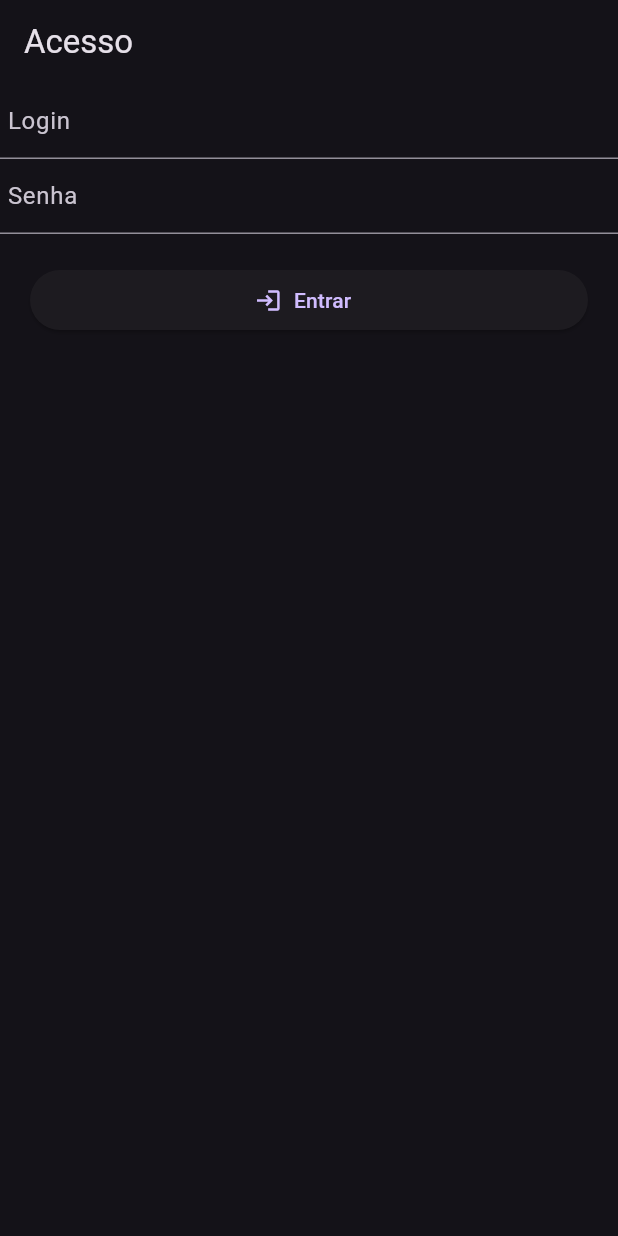
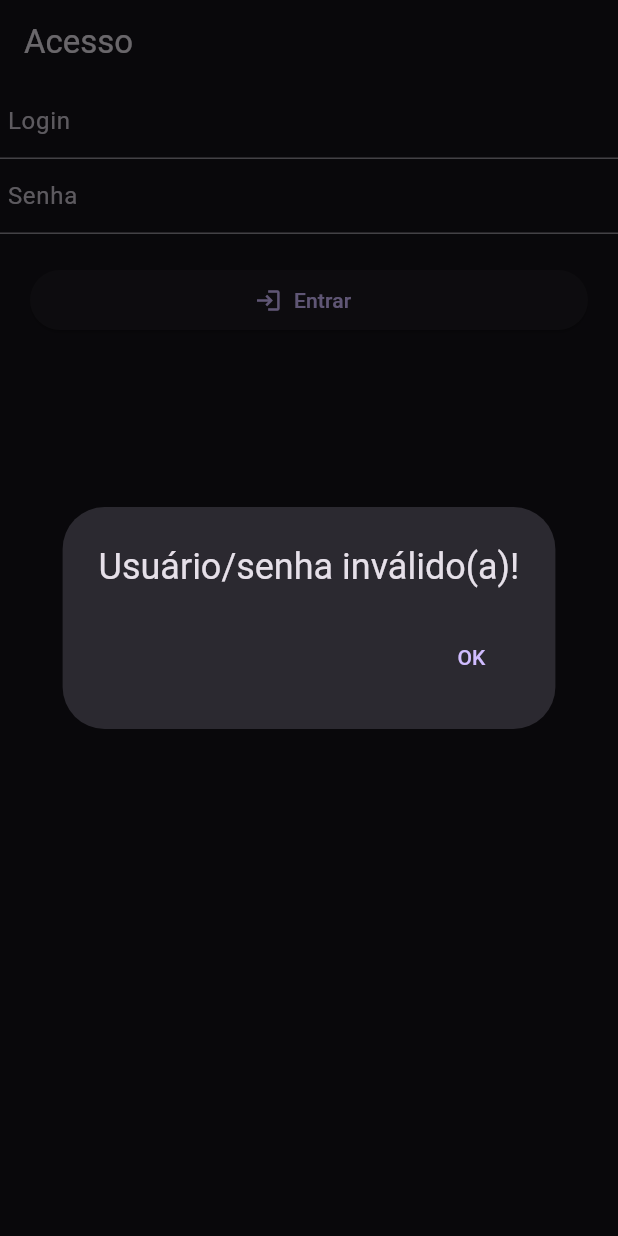
Before and after one commit to 4ndre-pire5/Mobile_Dev_Flutter, a Flutter app: the screen it shows after launch, after a tap on "Entrar", on a phone screen of 412 x 824 dp. Run offline on Flutter 3.47's test engine with Material 3 defaults, Android fonts, the phone set to English and light mode, and no system bars.

Commit message:
Navegacao e componentizacao

```diff
--- /dev/null
+++ b/lib/components/my_button.dart
@@ -0,0 +1,30 @@
+import 'package:flutter/material.dart';
+
+class MyButton extends StatefulWidget {
+  const MyButton(
+      {super.key, required this.text, required this.icon, required this.press});
+
+  final String text;
+  final IconData icon;
+  final void Function() press;
+
+  @override
+  State<MyButton> createState() => _MyButtonState();
+}
+
+class _MyButtonState extends State<MyButton> {
+  @override
+  Widget build(BuildContext context) {
+    return Padding(
+      padding: const EdgeInsets.all(20),
+      child: SizedBox(
+        width: double.infinity,
+        child: ElevatedButton.icon(
+          icon: Icon(widget.icon),
+          label: Text(widget.text),
+          onPressed: widget.press,
+        ),
+      ),
+    );
+  }
+}
--- /dev/null
+++ b/lib/components/my_input.dart
@@ -0,0 +1,34 @@
+import 'package:flutter/material.dart';
+
+class MyInput extends StatefulWidget {
+  const MyInput(
+      {super.key,
+      required this.text,
+      required this.change,
+      this.isObscure = false});
+
+  final String text;
+  final Function(String) change;
+  final bool isObscure;
+
+  @override
+  State<MyInput> createState() => _MyInputState();
+}
+
+class _MyInputState extends State<MyInput> {
+  @override
+  Widget build(BuildContext context) {
+    return TextFormField(
+      obscureText: widget.isObscure,
+      autocorrect: false,
+      enableSuggestions: false,
+      decoration: InputDecoration(
+        contentPadding:
+            const EdgeInsets.only(left: 5, top: 5, right: 5, bottom: 5),
+        border: const UnderlineInputBorder(),
+        labelText: widget.text,
+      ),
+      onChanged: widget.change,
+    );
+  }
+}
--- a/lib/main.dart
+++ b/lib/main.dart
@@ -1,5 +1,4 @@
 import 'package:flutter/material.dart';
-import 'package:mobile_dev_flutter/pages/home.dart';
 import 'package:mobile_dev_flutter/pages/login.dart';
 
 void main() {
--- a/lib/pages/login.dart
+++ b/lib/pages/login.dart
@@ -1,5 +1,8 @@
 import 'package:flutter/material.dart';
+import 'package:mobile_dev_flutter/components/my_button.dart';
+import 'package:mobile_dev_flutter/components/my_input.dart';
 import 'package:mobile_dev_flutter/pages/home.dart';
+import 'package:mobile_dev_flutter/pages/util.dart';
 
 class LoginPage extends StatefulWidget {
   const LoginPage({super.key});
@@ -29,40 +32,15 @@ class _LoginPageState extends State<LoginPage> {
           child: Column(
         mainAxisAlignment: MainAxisAlignment.start,
         children: [
-          TextFormField(
-            autocorrect: false,
-            enableSuggestions: false,
-            decoration: const InputDecoration(
-              contentPadding:
-                  EdgeInsets.only(left: 5, top: 5, right: 5, bottom: 5),
-              border: UnderlineInputBorder(),
-              labelText: 'Login',
-            ),
-            onChanged: (value) => setState(() => _username = value),
+          MyInput(
+              text: 'Login',
+              change: (value) => setState(() => _username = value)),
+          MyInput(
+            text: 'Senha',
+            change: (value) => setState(() => _password = value),
+            isObscure: true,
           ),
-          TextFormField(
-            obscureText: true,
-            autocorrect: false,
-            enableSuggestions: false,
-            decoration: const InputDecoration(
-              contentPadding:
-                  EdgeInsets.only(left: 5, top: 5, right: 5, bottom: 5),
-              border: UnderlineInputBorder(),
-              labelText: 'Senha',
-            ),
-            onChanged: (value) => setState(() => _password = value),
-          ),
-          Padding(
-            padding: const EdgeInsets.all(20),
-            child: SizedBox(
-              width: double.infinity,
-              child: ElevatedButton.icon(
-                icon: const Icon(Icons.login),
-                onPressed: () => signIn(),
-                label: Text('Entrar'),
-              ),
-            ),
-          )
+          MyButton(text: 'Entrar', icon: Icons.login, press: signIn)
         ],
       )),
     );
--- a/lib/pages/util.dart
+++ b/lib/pages/util.dart
@@ -0,0 +1,15 @@
+import 'package:flutter/material.dart';
+
+void alert(context, String title) {
+  showDialog(
+      context: context,
+      builder: (context) => AlertDialog(
+            title: Text(title),
+            actions: [
+              TextButton(
+                child: const Text('OK'),
+                onPressed: () => Navigator.pop(context),
+              ),
+            ],
+          ));
+}
```
Also changed, not shown: lib/pages/home.dart (+23 -6 lines), lib/pages/user.dart (added, +69 -0 lines), pubspec.lock.
